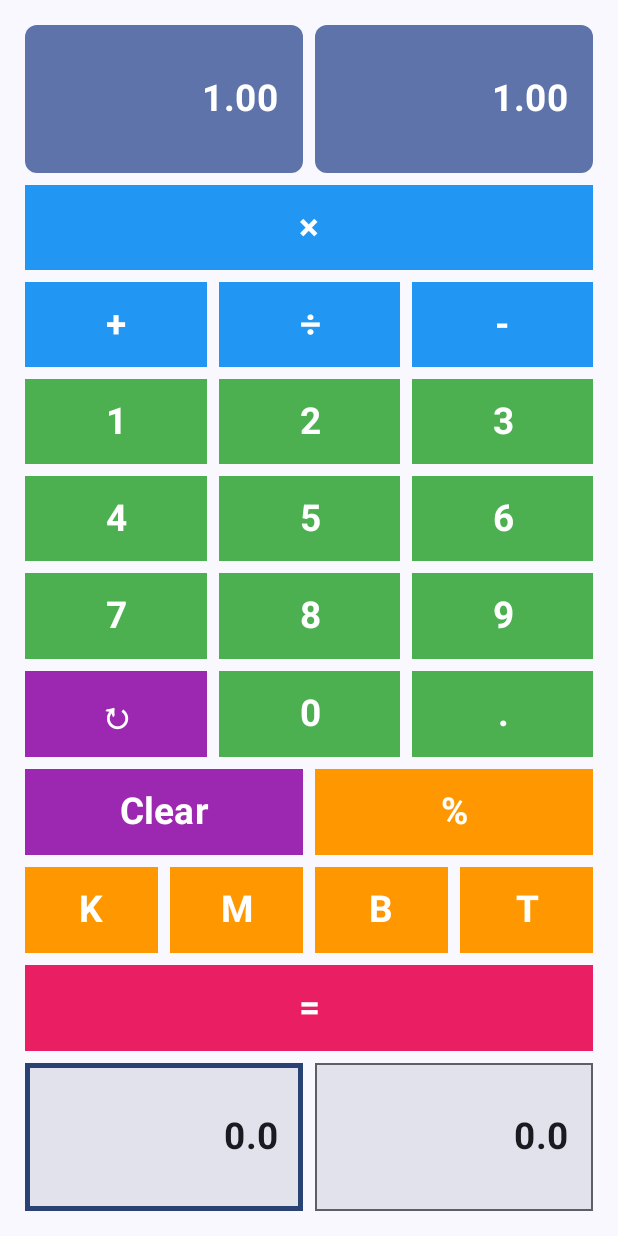
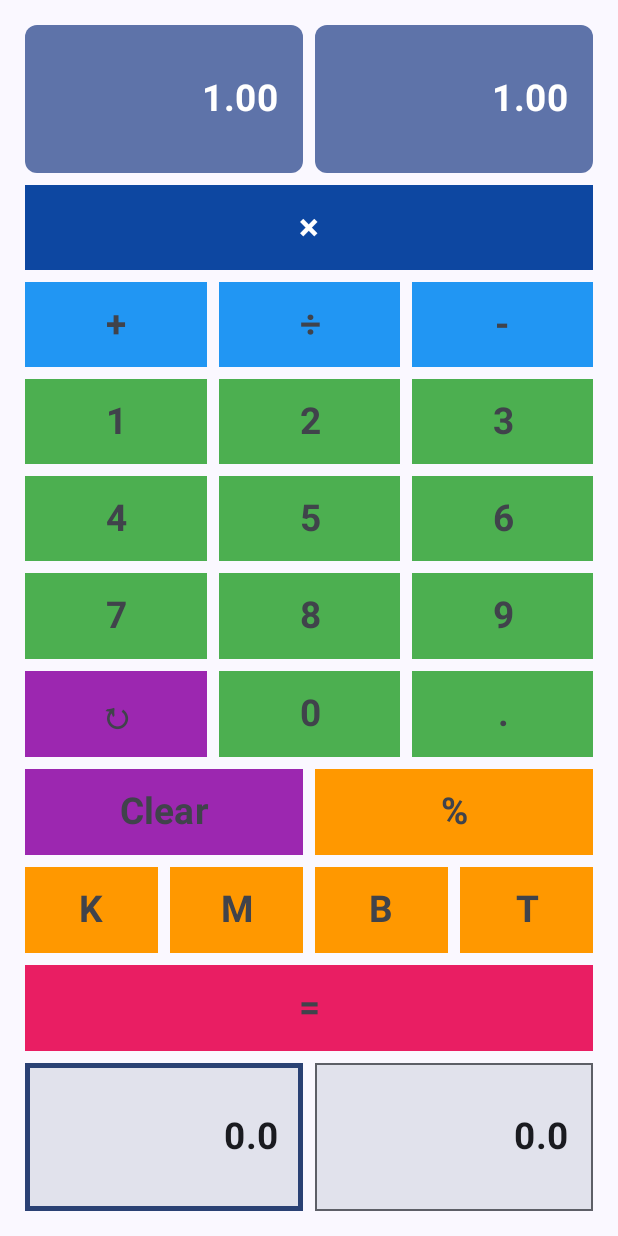
Before and after one commit to NunoSempere/distribution-calculator-android, an Android app built with Jetpack Compose: the screen it shows after launch (MainActivity), on a phone screen of 412 x 824 dp. Run offline under Robolectric (Android 15) with nearby library versions, the phone set to English and light mode, and no system bars.

Commit message:
add decorator for currently selected operation

```diff
--- a/src/app/src/main/java/com/example/distributioncalculator/MainActivity.kt
+++ b/src/app/src/main/java/com/example/distributioncalculator/MainActivity.kt
@@ -51,6 +51,7 @@ import com.example.distributioncalculator.ui.theme.DistributionCalculatorTheme
 import com.example.distributioncalculator.ui.theme.EqualColor
 import com.example.distributioncalculator.ui.theme.NumberColor
 import com.example.distributioncalculator.ui.theme.OperationColor
+import com.example.distributioncalculator.ui.theme.OperationSelectedColor
 import com.example.distributioncalculator.ui.theme.UnitColor
 import com.example.distributioncalculator.samples.*
 
@@ -366,7 +367,8 @@ fun Calculator(modifier: Modifier = Modifier) {
                             onClick = { onOperationClick("×") },
                             modifier = Modifier.fillMaxWidth().weight(1f),
                             buttonType = ButtonType.OPERATION,
-                            fontSize = buttonFontSize
+                            fontSize = buttonFontSize,
+                            isSelected = operation == "×"
                         )
                     }
 
@@ -379,21 +381,24 @@ fun Calculator(modifier: Modifier = Modifier) {
                             onClick = { onOperationClick("+") },
                             modifier = Modifier.weight(1f),
                             buttonType = ButtonType.OPERATION,
-                            fontSize = buttonFontSize
+                            fontSize = buttonFontSize,
+                            isSelected = operation == "+"
                         )
                         ResponsiveCalculatorButton(
                             text = "÷",
                             onClick = { onOperationClick("÷") },
                             modifier = Modifier.weight(1f),
                             buttonType = ButtonType.OPERATION,
-                            fontSize = buttonFontSize
+                            fontSize = buttonFontSize,
+                            isSelected = operation == "÷"
                         )
                         ResponsiveCalculatorButton(
                             text = "-",
                             onClick = { onOperationClick("-") },
                             modifier = Modifier.weight(1f),
                             buttonType = ButtonType.OPERATION,
-                            fontSize = buttonFontSize
+                            fontSize = buttonFontSize,
+                            isSelected = operation == "-"
                         )
                     }
 
@@ -647,14 +652,17 @@ fun ResponsiveCalculatorButton(
     onClick: () -> Unit,
     modifier: Modifier = Modifier,
     buttonType: ButtonType = ButtonType.NUMBER,
-    fontSize: androidx.compose.ui.unit.TextUnit = 20.sp
+    fontSize: androidx.compose.ui.unit.TextUnit = 20.sp,
+    isSelected: Boolean = false
 ) {
-    val buttonColor = when (buttonType) {
-        ButtonType.OPERATION -> OperationColor
-        ButtonType.NUMBER -> NumberColor
-        ButtonType.UNIT -> UnitColor
-        ButtonType.COMMAND -> CommandColor
-        ButtonType.EQUAL -> EqualColor
+    val buttonColor = when {
+        isSelected && buttonType == ButtonType.OPERATION -> OperationSelectedColor
+        buttonType == ButtonType.OPERATION -> OperationColor
+        buttonType == ButtonType.NUMBER -> NumberColor
+        buttonType == ButtonType.UNIT -> UnitColor
+        buttonType == ButtonType.COMMAND -> CommandColor
+        buttonType == ButtonType.EQUAL -> EqualColor
+        else -> NumberColor
     }
 
     Button(
@@ -670,7 +678,8 @@ fun ResponsiveCalculatorButton(
             fontSize = fontSize,
             fontWeight = FontWeight.Bold,
             textAlign = TextAlign.Center,
-            maxLines = 1
+            maxLines = 1,
+            color = if (isSelected) MaterialTheme.colorScheme.onPrimary else MaterialTheme.colorScheme.onSurfaceVariant
         )
     }
 }
@@ -680,13 +689,15 @@ fun CalculatorButton(
     text: String,
     onClick: () -> Unit,
     modifier: Modifier = Modifier,
-    buttonType: ButtonType = ButtonType.NUMBER
+    buttonType: ButtonType = ButtonType.NUMBER,
+    isSelected: Boolean = false
 ) {
     ResponsiveCalculatorButton(
         text = text,
         onClick = onClick,
         modifier = modifier,
-        buttonType = buttonType
+        buttonType = buttonType,
+        isSelected = isSelected
     )
 }
 
--- a/src/app/src/main/java/com/example/distributioncalculator/ui/theme/Color.kt
+++ b/src/app/src/main/java/com/example/distributioncalculator/ui/theme/Color.kt
@@ -12,6 +12,7 @@ val Pink40 = Color(0xFF7D5260)
 
 // Calculator button colors
 val OperationColor = Color(0xFF2196F3)  // Blue
+val OperationSelectedColor = Color(0xFF0D47A1)  // Darker Blue for selected operation
 val NumberColor = Color(0xFF4CAF50)     // Green
 val UnitColor = Color(0xFFFF9800)       // Orange
 val CommandColor = Color(0xFF9C27B0)    // Purple
```
